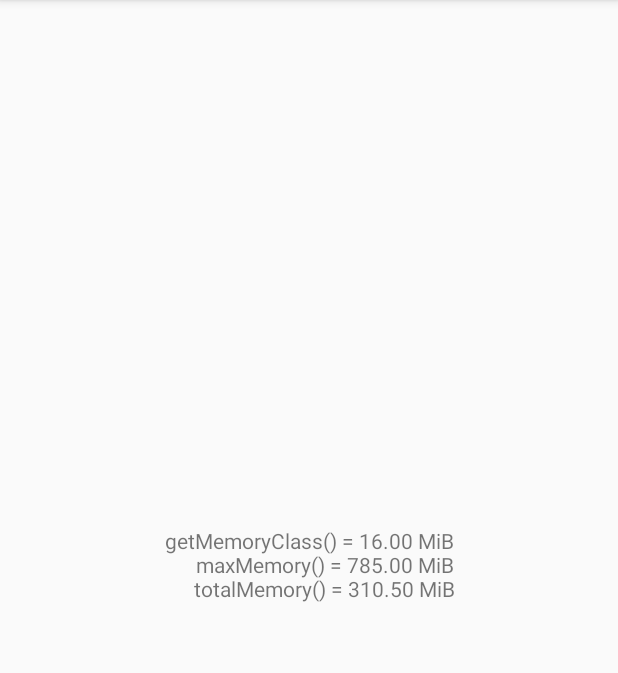
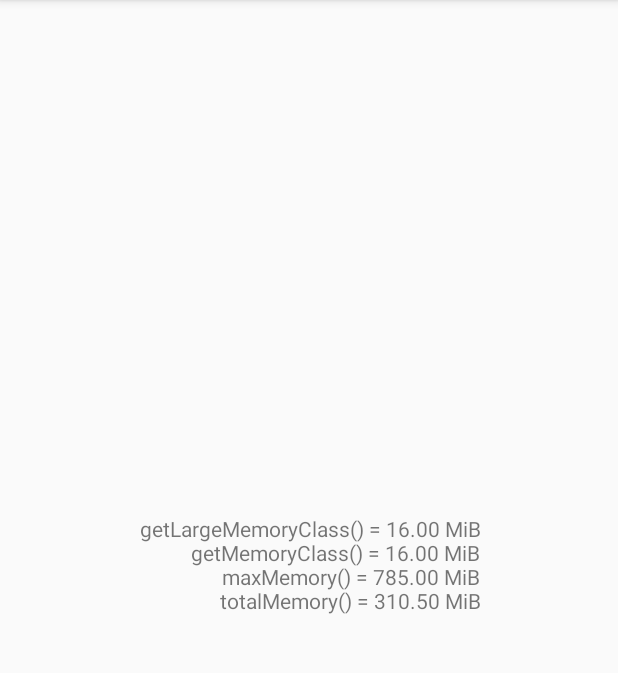
Before and after one commit to cesarkawakami-misc/androidmemorytest, an Android app: the screen it shows after launch (MainActivity), on a phone screen of 412 x 824 dp, the part 84-757 px from its top. Run offline under Robolectric (Android 15) with nearby library versions, the phone set to English and light mode, and no system bars.

Commit message:
Adding info on large heaps

```diff
--- a/app/src/main/java/io/crkw/memorytest/MainActivity.java
+++ b/app/src/main/java/io/crkw/memorytest/MainActivity.java
@@ -18,7 +18,8 @@ public class MainActivity extends AppCompatActivity {
 
         TextView text = (TextView) findViewById(R.id.mainText);
         text.setText(String.format(
-                "getMemoryClass() = %.2f MiB\nmaxMemory() = %.2f MiB\ntotalMemory() = %.2f MiB\n",
+                "getLargeMemoryClass() = %.2f MiB\ngetMemoryClass() = %.2f MiB\nmaxMemory() = %.2f MiB\ntotalMemory() = %.2f MiB\n",
+                (float) activityManager.getLargeMemoryClass(),
                 (float) activityManager.getMemoryClass(),
                 ((float) runtime.maxMemory()) / 1024 / 1024,
                 ((float) runtime.totalMemory()) / 1024 / 1024
```
Also changed, not shown: app/src/main/AndroidManifest.xml (line endings or trailing spaces).
